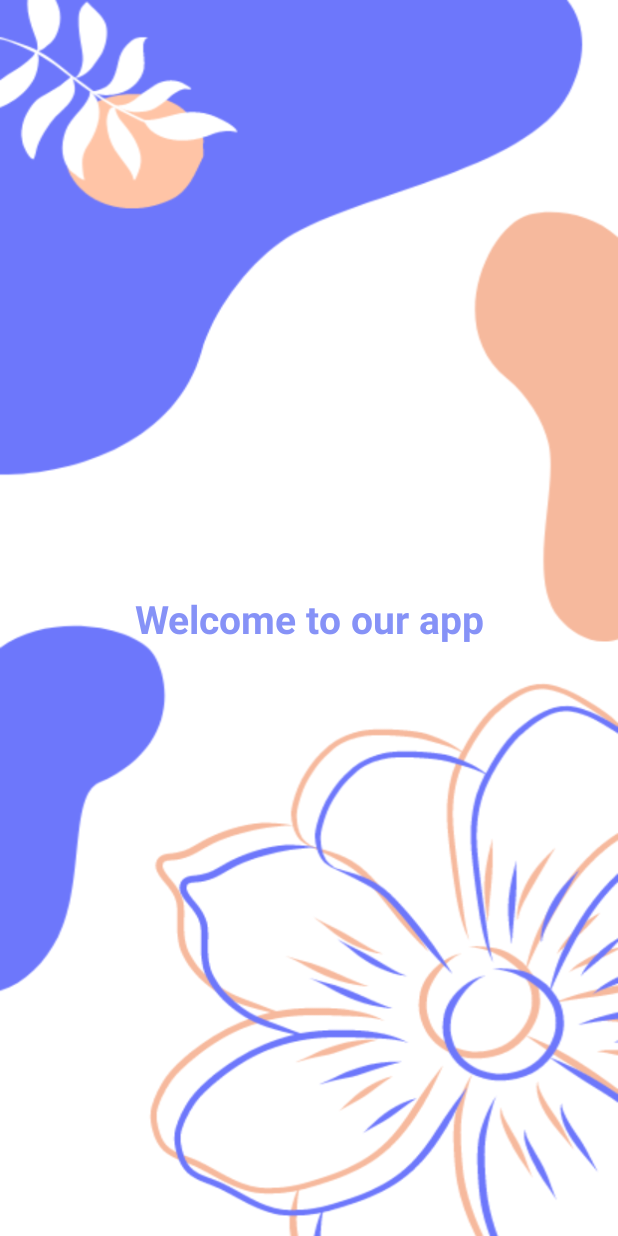
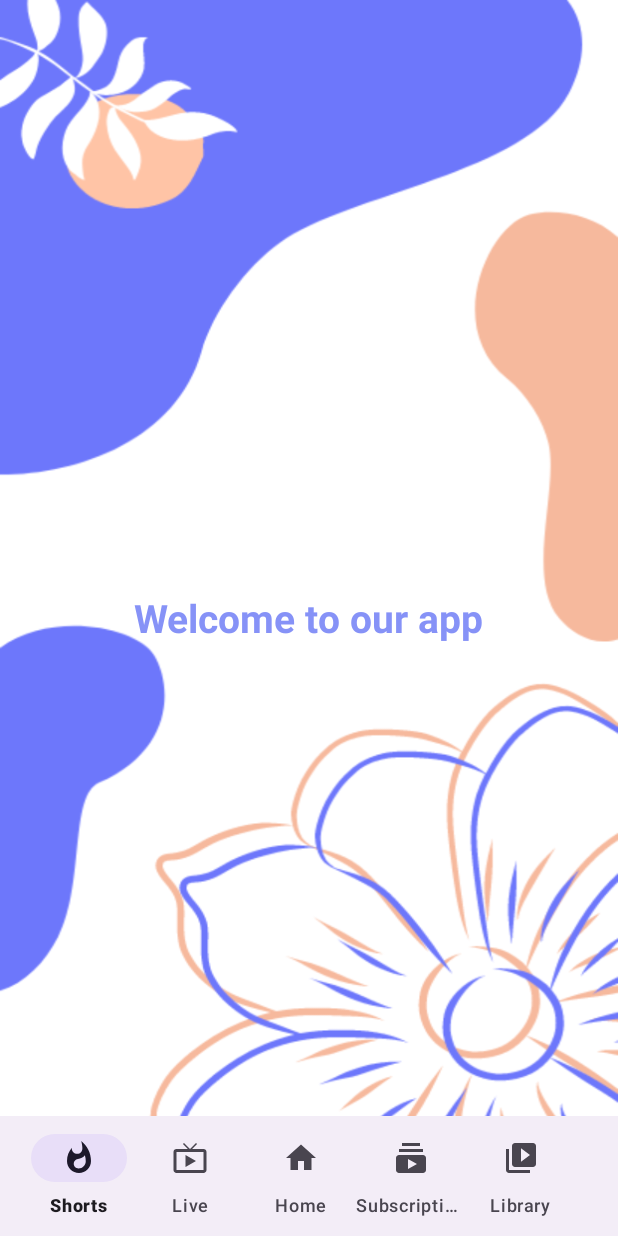
Before and after one commit to imane0x/EcoQ, an Android app: the MainActivity screen opened directly, with no data from a screen before it, on a phone screen of 412 x 824 dp. Run offline under Robolectric (Android 15) with nearby library versions, the phone set to English and light mode, and no system bars; Roboto replaces fonts that are not available here; 3 statements that could not run were skipped.

Commit message:
add assets + buttom menu in MainCard activity

```diff
--- a/app/src/main/java/com/euromedcompany/orderfood/NavigationActivity.java
+++ b/app/src/main/java/com/euromedcompany/orderfood/NavigationActivity.java
@@ -81,7 +81,7 @@ public class NavigationActivity extends AppCompatActivity {
         skipButton.setOnClickListener(new View.OnClickListener() {
             @Override
             public void onClick(View v) {
-                Intent i = new Intent(NavigationActivity.this, MainActivityCard.class);
+                Intent i = new Intent(NavigationActivity.this, MainActivity.class);
                 startActivity(i);
                 finish();
             }
--- a/app/src/main/res/drawable/baseline_home_24.xml
+++ b/app/src/main/res/drawable/baseline_home_24.xml
@@ -1,4 +1,4 @@
-<vector android:height="24dp" android:tint="#000000"
+<vector android:height="24dp" android:tint="@color/lavender"
     android:viewportHeight="24" android:viewportWidth="24"
     android:width="24dp" xmlns:android="http://schemas.android.com/apk/res/android">
     <path android:fillColor="@android:color/white" android:pathData="M10,20v-6h4v6h5v-8h3L12,3 2,12h3v8z"/>
--- /dev/null
+++ b/app/src/main/res/drawable/baseline_live_tv_24.xml
@@ -0,0 +1,5 @@
+<vector android:height="24dp" android:tint="@color/lavender"
+    android:viewportHeight="24" android:viewportWidth="24"
+    android:width="24dp" xmlns:android="http://schemas.android.com/apk/res/android">
+    <path android:fillColor="@android:color/white" android:pathData="M21,6h-7.59l3.29,-3.29L16,2l-4,4 -4,-4 -0.71,0.71L10.59,6L3,6c-1.1,0 -2,0.89 -2,2v12c0,1.1 0.9,2 2,2h18c1.1,0 2,-0.9 2,-2L23,8c0,-1.11 -0.9,-2 -2,-2zM21,20L3,20L3,8h18v12zM9,10v8l7,-4z"/>
+</vector>
--- a/app/src/main/res/drawable/baseline_subscriptions_24.xml
+++ b/app/src/main/res/drawable/baseline_subscriptions_24.xml
@@ -1,4 +1,4 @@
-<vector android:height="24dp" android:tint="#000000"
+<vector android:height="24dp" android:tint="@color/lavender"
     android:viewportHeight="24" android:viewportWidth="24"
     android:width="24dp" xmlns:android="http://schemas.android.com/apk/res/android">
     <path android:fillColor="@android:color/white" android:pathData="M20,8L4,8L4,6h16v2zM18,2L6,2v2h12L18,2zM22,12v8c0,1.1 -0.9,2 -2,2L4,22c-1.1,0 -2,-0.9 -2,-2v-8c0,-1.1 0.9,-2 2,-2h16c1.1,0 2,0.9 2,2zM16,16l-6,-3.27v6.53L16,16z"/>
--- a/app/src/main/res/drawable/baseline_video_library_24.xml
+++ b/app/src/main/res/drawable/baseline_video_library_24.xml
@@ -1,4 +1,4 @@
-<vector android:height="24dp" android:tint="#000000"
+<vector android:height="24dp" android:tint="@color/lavender"
     android:viewportHeight="24" android:viewportWidth="24"
     android:width="24dp" xmlns:android="http://schemas.android.com/apk/res/android">
     <path android:fillColor="@android:color/white" android:pathData="M4,6L2,6v14c0,1.1 0.9,2 2,2h14v-2L4,20L4,6zM20,2L8,2c-1.1,0 -2,0.9 -2,2v12c0,1.1 0.9,2 2,2h12c1.1,0 2,-0.9 2,-2L22,4c0,-1.1 -0.9,-2 -2,-2zM12,14.5v-9l6,4.5 -6,4.5z"/>
--- a/app/src/main/res/drawable/baseline_whatshot_24.xml
+++ b/app/src/main/res/drawable/baseline_whatshot_24.xml
@@ -1,4 +1,4 @@
-<vector android:height="24dp" android:tint="#000000"
+<vector android:height="24dp" android:tint="@color/lavender"
     android:viewportHeight="24" android:viewportWidth="24"
     android:width="24dp" xmlns:android="http://schemas.android.com/apk/res/android">
     <path android:fillColor="@android:color/white" android:pathData="M13.5,0.67s0.74,2.65 0.74,4.8c0,2.06 -1.35,3.73 -3.41,3.73 -2.07,0 -3.63,-1.67 -3.63,-3.73l0.03,-0.36C5.21,7.51 4,10.62 4,14c0,4.42 3.58,8 8,8s8,-3.58 8,-8C20,8.61 17.41,3.8 13.5,0.67zM11.71,19c-1.78,0 -3.22,-1.4 -3.22,-3.14 0,-1.62 1.05,-2.76 2.81,-3.12 1.77,-0.36 3.6,-1.21 4.62,-2.58 0.39,1.29 0.59,2.65 0.59,4.04 0,2.65 -2.15,4.8 -4.8,4.8z"/>
--- a/app/src/main/res/layout/activity_main.xml
+++ b/app/src/main/res/layout/activity_main.xml
@@ -1,3 +1,56 @@
+<?xml version="1.0" encoding="utf-8"?>
+<androidx.coordinatorlayout.widget.CoordinatorLayout
+    xmlns:android="http://schemas.android.com/apk/res/android"
+    xmlns:app="http://schemas.android.com/apk/res-auto"
+    xmlns:tools="http://schemas.android.com/tools"
+    android:layout_width="match_parent"
+    android:layout_height="match_parent"
+    android:background="@drawable/pagebkg"
+    tools:context=".MainActivity">
+
+    <TextView
+        android:layout_width="wrap_content"
+        android:layout_height="wrap_content"
+        android:text="Welcome to our app"
+        android:id="@+id/welcome"
+        android:textColor="@color/lavender"
+        android:textSize="26sp"
+        android:textStyle="bold"
+        android:layout_gravity="center"
+        app:layout_constraintBottom_toBottomOf="parent"
+        app:layout_constraintEnd_toEndOf="parent"
+        app:layout_constraintStart_toStartOf="parent"
+        app:layout_constraintTop_toTopOf="parent"/>
+
+    <FrameLayout
+        android:id="@+id/frame_layout"
+        android:layout_width="match_parent"
+        android:layout_height="match_parent" />
+
+    <com.google.android.material.bottomappbar.BottomAppBar
+        android:id="@+id/bottomAppBar"
+        android:layout_width="match_parent"
+        android:layout_height="wrap_content"
+        android:layout_gravity="bottom"
+        android:background="@color/white"
+        app:fabCradleMargin="10dp"
+        app:fabCradleRoundedCornerRadius="50dp">
+
+        <com.google.android.material.bottomnavigation.BottomNavigationView
+            android:id="@+id/bottomNavigationView"
+            android:layout_width="match_parent"
+            android:layout_height="wrap_content"
+            android:layout_marginEnd="20dp"
+            android:background="@android:color/transparent"
+            app:labelVisibilityMode="labeled"
+            app:menu="@menu/bottom_menu" />
+
+    </com.google.android.material.bottomappbar.BottomAppBar>
+
+</androidx.coordinatorlayout.widget.CoordinatorLayout>
+
+    <!--
+
 <?xml version="1.0" encoding="utf-8"?>
 <androidx.constraintlayout.widget.ConstraintLayout xmlns:android="http://schemas.android.com/apk/res/android"
     xmlns:app="http://schemas.android.com/apk/res-auto"
@@ -20,7 +73,8 @@
         app:layout_constraintStart_toStartOf="parent"
         app:layout_constraintTop_toTopOf="parent"/>
 
-    <!--
+
+
     <TextView
         android:layout_width="wrap_content"
         android:layout_height="wrap_content"
@@ -45,11 +99,12 @@
         app:layout_constraintStart_toStartOf="parent"
         app:layout_constraintEnd_toEndOf="parent"
         app:layout_constraintTop_toBottomOf="@id/userName"/>
-           -->
+
+
 
 </androidx.constraintlayout.widget.ConstraintLayout>
 
-
+    -->
 
 
 
--- a/app/src/main/res/menu/bottom_menu.xml
+++ b/app/src/main/res/menu/bottom_menu.xml
@@ -1,10 +1,5 @@
 <?xml version="1.0" encoding="utf-8"?>
 <menu xmlns:android="http://schemas.android.com/apk/res/android">
-
-    <item
-        android:id="@+id/home"
-        android:title="Home"
-        android:icon="@drawable/baseline_home_24"/>
 
     <item
         android:id="@+id/shorts"
@@ -13,8 +8,13 @@
 
     <item
         android:id="@+id/fab"
-        android:title=""
-        android:enabled="false"/>
+        android:title="Live"
+        android:icon="@drawable/baseline_live_tv_24" />
+
+    <item
+        android:id="@+id/home"
+        android:title="Home"
+        android:icon="@drawable/baseline_home_24"/>
 
     <item
         android:id="@+id/subscriptions"
--- a/app/src/main/res/menu/menu.xml
+++ /dev/null
@@ -1,4 +0,0 @@
-<?xml version="1.0" encoding="utf-8"?>
-<menu xmlns:android="http://schemas.android.com/apk/res/android">
-
-</menu>
```
Also changed, not shown: app/src/main/res/layout/activity_main_card.xml (+43 -1 lines).
